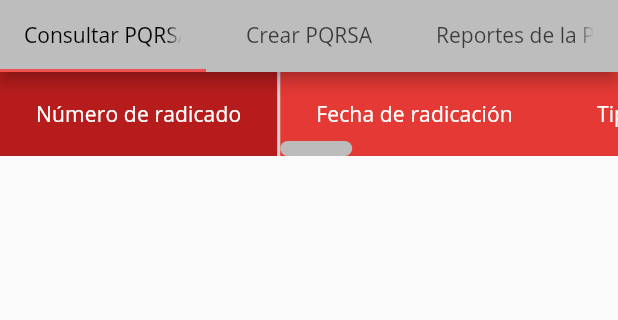
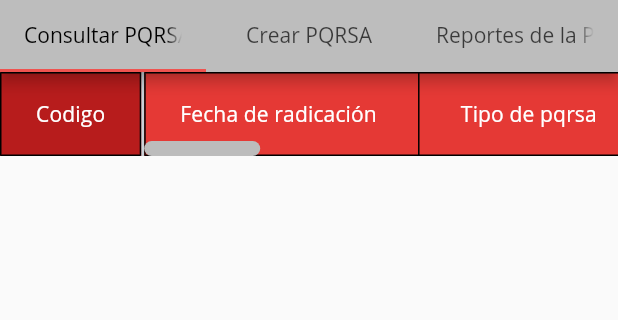
Before and after one commit to CarlosManchego343/PQRSA_TRABAJO_DE_GRADO_FINAL, a Flutter app: the screen it shows after launch, on a phone screen of 412 x 824 dp, the part 150-470 px from its top. Run offline on Flutter 3.47's test engine with Material 2 defaults, Android fonts, the phone set to English and light mode, and no system bars; our stand-ins replace carousel_slider, cloud_firestore, firebase_auth, firebase_core, scrollable_positioned_list; missing offline and left inert: dart:html; accounts and stored records are empty.

Commit message:
Mejora en la vista de la tabla

```diff
--- a/lib/Vweb/PQRS/ColumnasTablaPQRSAActivas/columnaConCodigo.dart
+++ b/lib/Vweb/PQRS/ColumnasTablaPQRSAActivas/columnaConCodigo.dart
@@ -6,23 +6,27 @@ import 'package:cloud_firestore/cloud_firestore.dart';
 
 class columnaConCodigo extends StatefulWidget {
   @override
-  columnaConCodigoState createState() =>
-      columnaConCodigoState();
+  columnaConCodigoState createState() => columnaConCodigoState();
 }
 
 List<DataRow> _crearFilas(QuerySnapshot snapshot) {
   List<DataRow> newList =
       snapshot.docs.map((DocumentSnapshot documentSnapshot) {
-    return new DataRow(cells: [
-      DataCell(Text(documentSnapshot.id)),
+    return new DataRow(
+
+      cells: [
+      DataCell(
+          Center(
+          child: Text(
+        documentSnapshot.id,
+      ))),
     ]);
   }).toList();
 
   return newList;
 }
 
-class columnaConCodigoState
-    extends State<columnaConCodigo> {
+class columnaConCodigoState extends State<columnaConCodigo> {
   @override
   Widget build(BuildContext context) {
     return StreamBuilder(
@@ -30,6 +34,7 @@ class columnaConCodigoState
         builder: (context, snapshots) {
           if (!snapshots.hasData) return Text('Cargando...');
           return new DataTable(
+            border: TableBorder.all(width: 1.0, color: ArgonColors.black),
             headingRowColor:
                 MaterialStateProperty.all(ArgonColors.columnaCodigos),
             decoration: BoxDecoration(
@@ -40,10 +45,11 @@ class columnaConCodigoState
             ))),
             columns: [
               new DataColumn(
-                  label: Text(
-                'Número de radicado',
+                  label: Center(
+                      child: Text(
+                'Codigo',
                 style: TextStyle(color: ArgonColors.white),
-              )),
+              )))
             ],
             rows: _crearFilas(snapshots.data as QuerySnapshot<Object?>),
           );
--- a/lib/Vweb/PQRS/ColumnasTablaPQRSAActivas/tablaDePQRSA.dart
+++ b/lib/Vweb/PQRS/ColumnasTablaPQRSAActivas/tablaDePQRSA.dart
@@ -26,18 +26,45 @@ class tablaDePQRSAState extends State<tablaDePQRSA> {
     List<DataRow> newList =
         snapshot.docs.map((DocumentSnapshot documentSnapshot) {
       return new DataRow(cells: [
-        DataCell(Text(documentSnapshot.get('Fecha_de_radicacion'))),
-        DataCell(Text(documentSnapshot.get('Tipo_de_pqrsa'))),
-        DataCell(Text(documentSnapshot.get('Area'))),
-        DataCell(Text(documentSnapshot.get('Bloque'))),
-        DataCell(Text(documentSnapshot.get('Dirijido_a'))),
-        DataCell(Text(documentSnapshot.get('Documento_del_cliente'))),
-        DataCell(Text(documentSnapshot.get('Documento_del_recibidor'))),
+        DataCell(Center(
+            child: Text(
+          documentSnapshot.get('Fecha_de_radicacion'),
+        ))),
+        DataCell(Center(
+            child: Text(
+          documentSnapshot.get('Tipo_de_pqrsa'),
+        ))),
+        DataCell(Center(
+            child: Text(
+          documentSnapshot.get('Area'),
+          textAlign: TextAlign.center,
+        ))),
+        DataCell(Center(
+            child: Text(
+          documentSnapshot.get('Bloque'),
+          textAlign: TextAlign.center,
+        ))),
+        DataCell(Center(
+            child: Text(
+          documentSnapshot.get('Dirijido_a'),
+          textAlign: TextAlign.center,
+        ))),
+        DataCell(Center(
+            child: Text(
+          documentSnapshot.get('Documento_del_cliente'),
+          textAlign: TextAlign.center,
+        ))),
+        DataCell(Center(
+            child: Text(
+          documentSnapshot.get('Documento_del_recibidor'),
+          textAlign: TextAlign.center,
+        ))),
         DataCell(FlatButton(
           onPressed: _irADetalle,
           child: Text(
             "entrar",
             style: TextStyle(color: ArgonColors.black),
+            textAlign: TextAlign.center,
           ),
           color: ArgonColors.Botones,
         )),
@@ -46,6 +73,7 @@ class tablaDePQRSAState extends State<tablaDePQRSA> {
           child: Text(
             "Editar",
             style: TextStyle(color: ArgonColors.black),
+            textAlign: TextAlign.center,
           ),
           color: ArgonColors.Botones,
         ))
@@ -74,36 +102,55 @@ class tablaDePQRSAState extends State<tablaDePQRSA> {
                   builder: (context, snapshots) {
                     if (!snapshots.hasData) return Text('Cargando...');
                     return new DataTable(
+                      border: TableBorder.all(width: 1.0, color: ArgonColors.black),
                       headingRowColor:
                           MaterialStateProperty.all(ArgonColors.columnaTitulos),
                       columns: <DataColumn>[
                         new DataColumn(
-                            label: Text('Fecha de radicación',
-                                style: TextStyle(color: ArgonColors.white))),
+                            label: Center(
+                                child: Text('Fecha de radicación',
+                                    style:
+                                        TextStyle(color: ArgonColors.white)))),
                         new DataColumn(
-                            label: Text('Tipo de pqrsa',
-                                style: TextStyle(color: ArgonColors.white))),
+                            label: Center(
+                                child: Text('Tipo de pqrsa',
+                                    style:
+                                        TextStyle(color: ArgonColors.white)))),
                         new DataColumn(
-                            label: Text('Area',
-                                style: TextStyle(color: ArgonColors.white))),
+                            label: Center(
+                                child: Text('Area',
+                                    style:
+                                        TextStyle(color: ArgonColors.white)))),
                         new DataColumn(
-                            label: Text('Bloque',
-                                style: TextStyle(color: ArgonColors.white))),
+                            label: Center(
+                                child: Text('Bloque',
+                                    style:
+                                        TextStyle(color: ArgonColors.white)))),
                         new DataColumn(
-                            label: Text('Dirijido a',
-                                style: TextStyle(color: ArgonColors.white))),
+                            label: Center(
+                                child: Text('Dirijido a',
+                                    style:
+                                        TextStyle(color: ArgonColors.white)))),
                         new DataColumn(
-                            label: Text('Documento del cliente',
-                                style: TextStyle(color: ArgonColors.white))),
+                            label: Center(
+                                child: Text('Documento del cliente',
+                                    style:
+                                        TextStyle(color: ArgonColors.white)))),
                         new DataColumn(
-                            label: Text('Documento del recibidor',
-                                style: TextStyle(color: ArgonColors.white))),
+                            label: Center(
+                                child: Text('Documento del recibidor',
+                                    style:
+                                        TextStyle(color: ArgonColors.white)))),
                         new DataColumn(
-                            label: Text('Ver a detalle',
-                                style: TextStyle(color: ArgonColors.white))),
+                            label: Center(
+                                child: Text('Ver a detalle',
+                                    style:
+                                        TextStyle(color: ArgonColors.white)))),
                         new DataColumn(
-                            label: Text('Editar',
-                                style: TextStyle(color: ArgonColors.white))),
+                            label: Center(
+                                child: Text('Editar',
+                                    style:
+                                        TextStyle(color: ArgonColors.white)))),
                       ],
                       rows:
                           _crearFilas(snapshots.data as QuerySnapshot<Object?>),
```
